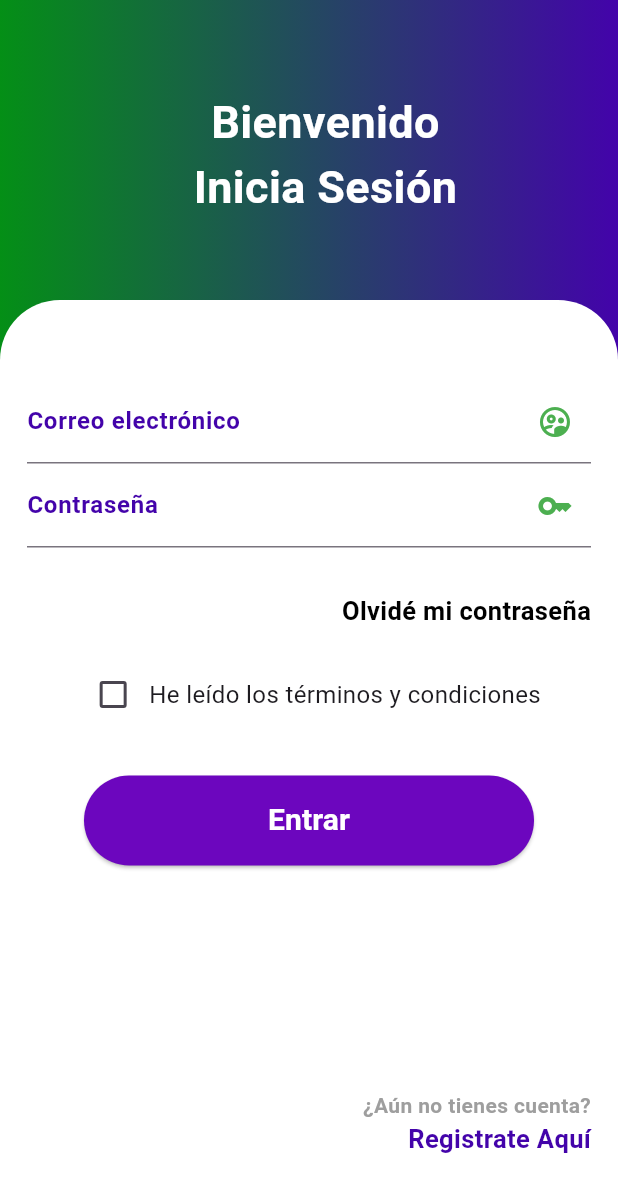
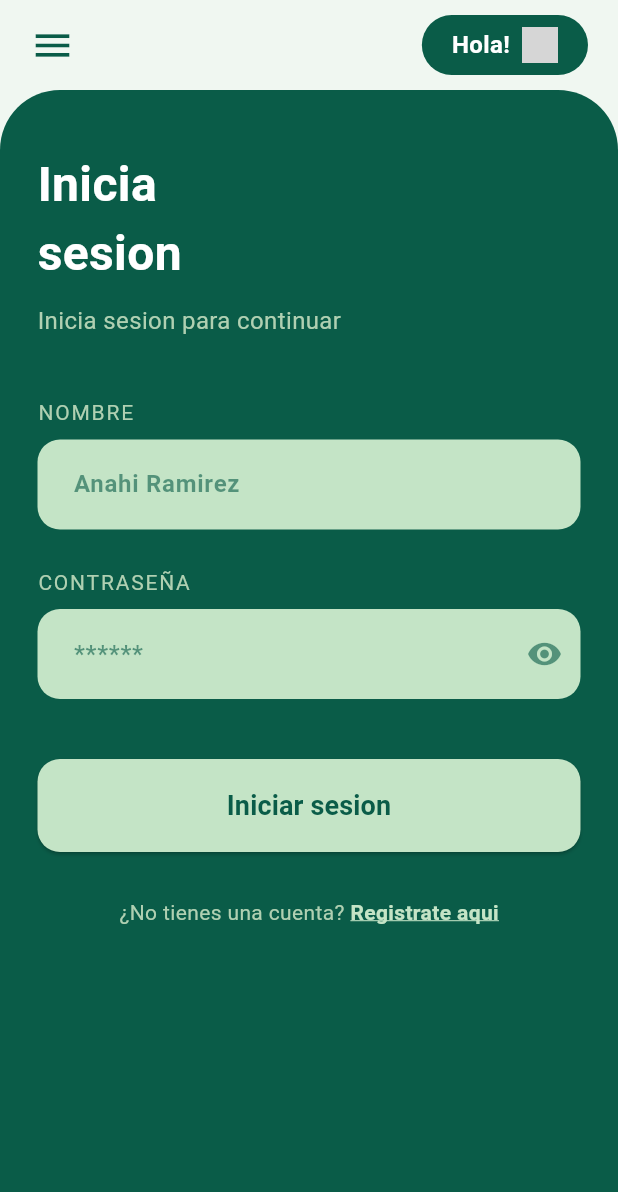
Before and after one commit to Saga2703/AdminProyect, a Flutter app: the LoginScreen2 screen opened by its route, on a phone screen of 412 x 824 dp. Shown: the top 1192 px of the screen. Run offline on Flutter 3.47's test engine with Material 3 defaults, Android fonts, the phone set to English and light mode, and no system bars; grey boxes are pictures that could not be loaded.

Commit message:
login v2

```diff
--- a/appnativa/lib/screens/login2.dart
+++ b/appnativa/lib/screens/login2.dart
@@ -1,4 +1,10 @@
 import 'package:flutter/material.dart';
+
+// Reutilizamos la misma paleta de colores para mantener la consistencia
+const Color kDarkGreen = Color(0xFF0A5C48);
+const Color kLightGreen = Color(0xFFC4E4C6);
+const Color kBackgroundGreen = Color(0xFFF0F7F1);
+const Color kGreyText = Color(0xFFB0D0B2);
 
 class LoginScreen2 extends StatefulWidget {
   const LoginScreen2({super.key});
@@ -8,153 +14,239 @@ class LoginScreen2 extends StatefulWidget {
 }
 
 class _LoginScreen2State extends State<LoginScreen2> {
-  bool isChecked = false;
+  final _formLoginKey = GlobalKey<FormState>();
+
+  // Controladores para los campos de inicio de sesión
+  final _nameController = TextEditingController();
+  final _passwordController = TextEditingController();
+
+  bool _isPasswordObscured = true;
+
+  @override
+  void dispose() {
+    _nameController.dispose();
+    _passwordController.dispose();
+    super.dispose();
+  }
+
+  // Función reutilizada para decorar los campos de texto
+  InputDecoration _buildInputDecoration({
+    required String hintText,
+    Widget? suffixIcon,
+  }) {
+    return InputDecoration(
+      hintText: hintText,
+      hintStyle: TextStyle(color: kDarkGreen.withOpacity(0.6)),
+      filled: true,
+      fillColor: kLightGreen,
+      contentPadding: const EdgeInsets.symmetric(vertical: 18.0, horizontal: 20.0),
+      border: OutlineInputBorder(
+        borderRadius: BorderRadius.circular(15.0),
+        borderSide: BorderSide.none,
+      ),
+      enabledBorder: OutlineInputBorder(
+        borderRadius: BorderRadius.circular(15.0),
+        borderSide: BorderSide.none,
+      ),
+      focusedBorder: OutlineInputBorder(
+        borderRadius: BorderRadius.circular(15.0),
+        borderSide: BorderSide.none,
+      ),
+      suffixIcon: suffixIcon,
+    );
+  }
 
   @override
   Widget build(BuildContext context) {
     return Scaffold(
-        body: Stack(
+      backgroundColor: kBackgroundGreen,
+      body: SafeArea(
+        child: Column(
           children: [
-        Container(
-          height: double.infinity,
-          width: double.infinity,
+            // --- SECCIÓN SUPERIOR PERSONALIZADA (con orden invertido) ---
+            _buildTopBar(),
+
+            // --- SECCIÓN DEL FORMULARIO ---
+            Expanded(
+              child: Container(
+                padding: const EdgeInsets.symmetric(horizontal: 25.0),
                 decoration: const BoxDecoration(
-              gradient: LinearGradient(colors: [
-            Color.fromARGB(255, 4, 143, 22),
-            Color.fromARGB(255, 67, 3, 170)
-          ])),
-          child: Padding(
-            padding: const EdgeInsets.only(top: 60.0, left: 22),
-            child: Text(
-              'Bienvenido\nInicia Sesión',
-              textAlign: TextAlign.center,
+                  color: kDarkGreen,
+                  borderRadius: BorderRadius.only(
+                    topLeft: Radius.circular(40.0),
+                    topRight: Radius.circular(40.0),
+                  ),
+                ),
+                child: SingleChildScrollView(
+                  child: Form(
+                    key: _formLoginKey,
+                    child: Column(
+                      crossAxisAlignment: CrossAxisAlignment.start,
+                      children: [
+                        const SizedBox(height: 40.0),
+                        const Text(
+                          'Inicia\nsesion',
                           style: TextStyle(
-                  fontSize: 30,
                             color: Colors.white,
-                  fontWeight: FontWeight.bold),
+                            fontSize: 32,
+                            fontWeight: FontWeight.bold,
+                          ),
+                        ),
+                        const SizedBox(height: 10.0),
+                        const Text(
+                          'Inicia sesion para continuar',
+                          style: TextStyle(color: kGreyText, fontSize: 16),
+                        ),
+                        const SizedBox(height: 40.0),
+
+                        // Campo Nombre
+                        const Text('NOMBRE', style: TextStyle(color: kGreyText, letterSpacing: 1.2)),
+                        const SizedBox(height: 8.0),
+                        TextFormField(
+                          controller: _nameController,
+                          style: const TextStyle(color: kDarkGreen, fontWeight: FontWeight.bold),
+                          validator: (value) {
+                            if (value == null || value.isEmpty) {
+                              return 'Por favor ingresa tu nombre';
+                            }
+                            return null;
+                          },
+                          decoration: _buildInputDecoration(hintText: 'Anahi Ramirez'),
+                        ),
+                        const SizedBox(height: 25.0),
+
+                        // Campo Contraseña
+                        const Text('CONTRASEÑA', style: TextStyle(color: kGreyText, letterSpacing: 1.2)),
+                        const SizedBox(height: 8.0),
+                        TextFormField(
+                          controller: _passwordController,
+                          style: const TextStyle(color: kDarkGreen, fontWeight: FontWeight.bold),
+                          obscureText: _isPasswordObscured,
+                          validator: (value) {
+                             if (value == null || value.isEmpty) {
+                              return 'Por favor ingresa tu contraseña';
+                            }
+                            return null;
+                          },
+                          decoration: _buildInputDecoration(
+                            hintText: '******',
+                            suffixIcon: IconButton(
+                              icon: Icon(
+                                _isPasswordObscured ? Icons.visibility : Icons.visibility_off,
+                                color: kDarkGreen.withOpacity(0.6),
+                              ),
+                              onPressed: () {
+                                setState(() {
+                                  _isPasswordObscured = !_isPasswordObscured;
+                                });
+                              },
                             ),
                           ),
                         ),
-        Padding(
-          padding: const EdgeInsets.only(top: 200.0),
-          child: Container(
-            decoration: BoxDecoration(
-                borderRadius: BorderRadius.only(
-                    topLeft: Radius.circular(40),
-                    topRight: Radius.circular(40)),
-                color: Colors.white),
-            height: double.infinity,
+                        const SizedBox(height: 40.0),
+
+                        // Botón de Iniciar Sesión
+                        SizedBox(
                           width: double.infinity,
-            child: Padding(
-              padding: const EdgeInsets.only(left: 18.0, right: 18.0),
-              child: Column(
-                mainAxisAlignment: MainAxisAlignment.center,
+                          child: ElevatedButton(
+                            onPressed: () {
+                              if (_formLoginKey.currentState?.validate() ?? false) {
+                                ScaffoldMessenger.of(context).showSnackBar(
+                                  const SnackBar(content: Text('Iniciando sesión...')),
+                                );
+                              }
+                            },
+                            style: ElevatedButton.styleFrom(
+                              backgroundColor: kLightGreen,
+                              foregroundColor: kDarkGreen,
+                              padding: const EdgeInsets.symmetric(vertical: 18.0),
+                              shape: RoundedRectangleBorder(
+                                borderRadius: BorderRadius.circular(15.0),
+                              ),
+                            ),
+                            child: const Text(
+                              'Iniciar sesion',
+                              style: TextStyle(
+                                fontSize: 18,
+                                fontWeight: FontWeight.bold,
+                              ),
+                            ),
+                          ),
+                        ),
+                        const SizedBox(height: 30.0),
+
+                        // Enlace para ir a la pantalla de Registro
+                        Align(
+                          alignment: Alignment.center,
+                          child: GestureDetector(
+                             onTap: () {
+                                // Navegar a la pantalla de registro (asegúrate de tener una ruta llamada '/register')
+                                Navigator.pushNamed(context, '/register');
+                             },
+                            child: const Text.rich(
+                              TextSpan(
+                                text: '¿No tienes una cuenta? ',
+                                style: TextStyle(color: kGreyText),
                                 children: [
-                  TextField(
-                    decoration: InputDecoration(
-                        suffixIcon: Icon(Icons.supervised_user_circle_outlined,
-                            color: Colors.green),
-                        label: Text(
-                          'Correo electrónico',
+                                  TextSpan(
+                                    text: 'Registrate aqui',
                                     style: TextStyle(
                                       fontWeight: FontWeight.bold,
-                              color: Color.fromARGB(255, 67, 3, 170)),
-                        )),
+                                      color: kLightGreen,
+                                      decoration: TextDecoration.underline,
+                                      decorationColor: kLightGreen,
                                     ),
-                  TextField(
-                      decoration: InputDecoration(
-                          suffixIcon: Icon(Icons.key, color: Colors.green),
-                          label: Text(
-                            'Contraseña',
-                            style: TextStyle(
-                                fontWeight: FontWeight.bold,
-                                color: Color.fromARGB(255, 67, 3, 170)),
-                          ))),
-                  SizedBox(
-                    height: 30,
-                  ),
-                  Align(
-                    alignment: Alignment.centerRight,
-                    child: Text(
-                      'Olvidé mi contraseña',
-                      style: TextStyle(
-                          fontWeight: FontWeight.bold,
-                          fontSize: 17,
-                          color: Colors.black),
-                    ),
-                  ),
-                  SizedBox(
-                    height: 20,
-                  ),
-                  Container(
-                    alignment: Alignment.center,
-                    child: Row(
-                      mainAxisAlignment: MainAxisAlignment.center,
-                      children: [
-                        Checkbox(
-                            value: isChecked,
-                            onChanged: (bool? newValue) {
-                              setState(() {
-                                isChecked = newValue!;
-                              });
-                            }),
-                        Text(
-                          'He leído los términos y condiciones',
-                          style: TextStyle(fontSize: 16),
                                   ),
                                 ],
                               ),
                             ),
-                  SizedBox(
-                    height: 30,
-                  ),
-                  Container(
-                    height: 60,
-                    width: 300,
-                    child: ElevatedButton(
-                      onPressed: () {},
-                      style: ButtonStyle(
-                          backgroundColor: MaterialStateProperty.all(
-                              Color.fromARGB(255, 108, 6, 190))),
-                      child: Text(
-                        'Entrar',
-                        style: TextStyle(
-                            fontWeight: FontWeight.bold,
-                            fontSize: 20,
-                            color: Colors.white),
                           ),
                         ),
-                  ),
-                  SizedBox(
-                    height: 150,
-                  ),
-                  Align(
-                    alignment: Alignment.bottomRight,
-                    child: Column(
-                      mainAxisAlignment: MainAxisAlignment.end,
-                      crossAxisAlignment: CrossAxisAlignment.end,
-                      children: [
-                        Text(
-                          '¿Aún no tienes cuenta?',
-                          style: TextStyle(
-                              fontWeight: FontWeight.bold, color: Colors.grey),
-                        ),
-                        Text(
-                          'Registrate Aquí',
-                          style: TextStyle(
-                              fontWeight: FontWeight.bold,
-                              fontSize: 17,
-                              color: Color.fromARGB(255, 67, 3, 170)),
-                        )
-                      ],
-                    ),
-                  )
+                         const SizedBox(height: 30.0),
                       ],
                     ),
                   ),
                 ),
-        )
+              ),
+            ),
           ],
-    ));
+        ),
+      ),
+    );
+  }
+
+  // Widget para construir la barra superior (con el orden de los elementos cambiado)
+  Widget _buildTopBar() {
+    return Padding(
+      padding: const EdgeInsets.symmetric(vertical: 10.0, horizontal: 20.0),
+      child: Row(
+        mainAxisAlignment: MainAxisAlignment.spaceBetween,
+        children: [
+          const Icon(Icons.menu, color: kDarkGreen, size: 30),
+          Container(
+            padding: const EdgeInsets.symmetric(horizontal: 20, vertical: 8),
+            decoration: BoxDecoration(
+              color: kDarkGreen,
+              borderRadius: BorderRadius.circular(30),
+            ),
+            child: Row(
+              mainAxisSize: MainAxisSize.min,
+              children: [
+                const Text(
+                  'Hola!',
+                  style: TextStyle(
+                      color: Colors.white,
+                      fontSize: 16,
+                      fontWeight: FontWeight.bold),
+                ),
+                const SizedBox(width: 8),
+                // Reemplaza esto con tu logo
+                Image.asset('assets/2.png', height: 24, width: 24),
+              ],
+            ),
+          ),
+        ],
+      ),
+    );
   }
 }
```
Lines whose indentation alone changed are shown as unchanged.
